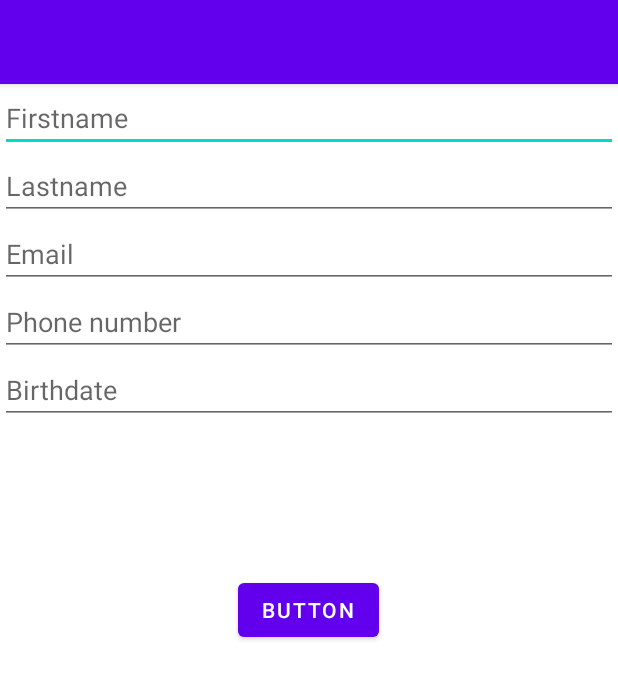
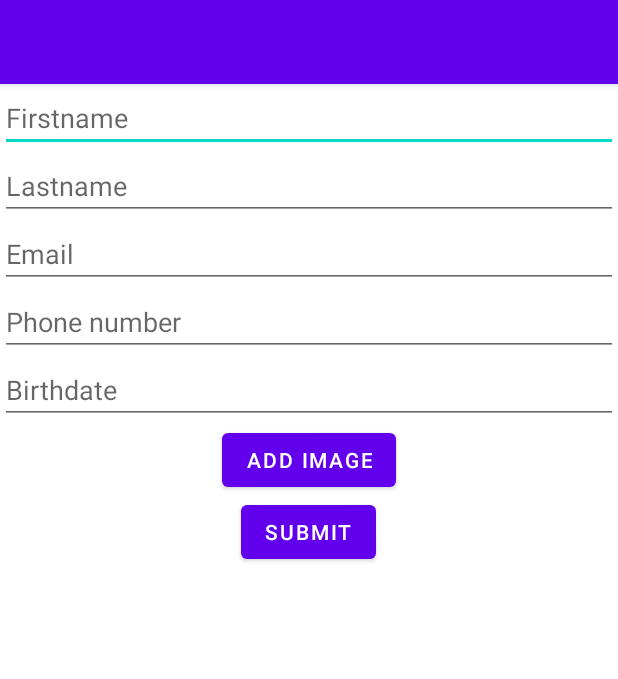
Before and after one commit to sakousi/Android-Contact, an Android app: the screen it shows after launch (MainActivity), on a phone screen of 412 x 824 dp. Shown: the top 679 px of the screen. Run offline under Robolectric (Android 15) with nearby library versions, the phone set to English and light mode, and no system bars.

Commit message:
someActivityResultLauncher

```diff
--- a/app/src/main/java/fr/dc/contact/MainActivity.java
+++ b/app/src/main/java/fr/dc/contact/MainActivity.java
@@ -1,5 +1,9 @@
 package fr.dc.contact;
 
+import androidx.activity.result.ActivityResult;
+import androidx.activity.result.ActivityResultCallback;
+import androidx.activity.result.ActivityResultLauncher;
+import androidx.activity.result.contract.ActivityResultContracts;
 import androidx.appcompat.app.AppCompatActivity;
 import androidx.core.app.ActivityCompat;
 import androidx.core.content.ContextCompat;
@@ -17,6 +21,7 @@ import android.graphics.BitmapFactory;
 import android.net.Uri;
 import android.os.Bundle;
 import android.provider.MediaStore;
+import android.view.View;
 import android.widget.Toast;
 
 import java.util.ArrayList;
@@ -27,17 +32,28 @@ import fr.dc.contact.databinding.ActivityMainBinding;
 public class MainActivity extends AppCompatActivity {
 
     private static final int REQUEST_ID_MULTIPLE_PERMISSIONS = 101;
-    public ActivityMainBinding ui;
+    private ActivityMainBinding ui;
 
     @Override
     protected void onCreate(Bundle savedInstanceState) {
         super.onCreate(savedInstanceState);
         ui = ActivityMainBinding.inflate(getLayoutInflater());
         setContentView(ui.getRoot());
+        ui.imageBtn.setOnClickListener(new View.OnClickListener() {
+            @Override
+            public void onClick(View view) {
+                ui.imageView.setVisibility(View.VISIBLE);
+                if(checkAndRequestPermissions(MainActivity.this)){
+                    chooseImage(MainActivity.this);
+                }
+            }
+        });
+        ui.button.setOnClickListener(new View.OnClickListener() {
+            @Override
+            public void onClick(View view) {
 
-        if(checkAndRequestPermissions(MainActivity.this)){
-            chooseImage(MainActivity.this);
-        }
+            }
+        });
 
     }
     // function to let's the user to choose image from camera or gallery
@@ -52,12 +68,12 @@ public class MainActivity extends AppCompatActivity {
                 if(optionsMenu[i].equals("Take Photo")){
                     // Open the camera and get the photo
                     Intent takePicture = new Intent(android.provider.MediaStore.ACTION_IMAGE_CAPTURE);
-                    startActivityForResult(takePicture, 0);
+                    someActivityResultLauncher.launch(takePicture);
                 }
                 else if(optionsMenu[i].equals("Choose from Gallery")){
                     // choose from  external storage
                     Intent pickPhoto = new Intent(Intent.ACTION_PICK, android.provider.MediaStore.Images.Media.EXTERNAL_CONTENT_URI);
-                    startActivityForResult(pickPhoto , 1);
+                    someActivityResultLauncher.launch(pickPhoto);;
                 }
                 else if (optionsMenu[i].equals("Exit")) {
                     dialogInterface.dismiss();
@@ -141,4 +157,16 @@ public class MainActivity extends AppCompatActivity {
             }
         }
     }
+    ActivityResultLauncher<Intent> someActivityResultLauncher = registerForActivityResult(
+            new ActivityResultContracts.StartActivityForResult(),
+            new ActivityResultCallback<ActivityResult>() {
+                @Override
+                public void onActivityResult(ActivityResult result) {
+                    if (result.getResultCode() == Activity.RESULT_OK) {
+                        // There are no request codes
+                        Intent data = result.getData();
+                    }
+                }
+            });
+
 }
--- a/app/src/main/res/layout/activity_main.xml
+++ b/app/src/main/res/layout/activity_main.xml
@@ -46,19 +46,27 @@
         android:hint="Birthdate"
         android:inputType="date" />
 
+    <Button
+        android:id="@+id/imageBtn"
+        android:layout_width="wrap_content"
+        android:layout_height="wrap_content"
+        android:text="Add image"
+        android:layout_gravity="center"/>
+
     <ImageView
         android:id="@+id/imageView"
         android:layout_width="100dp"
         android:layout_height="100dp"
         android:layout_gravity="center_horizontal"
         android:scaleType="centerInside"
+        android:visibility="gone"
         tools:srcCompat="@tools:sample/avatars" />
 
     <Button
         android:id="@+id/button"
         android:layout_width="wrap_content"
         android:layout_height="wrap_content"
-        android:text="Button"
+        android:text="Submit"
         android:layout_gravity="center"/>
 
 </LinearLayout>
```
